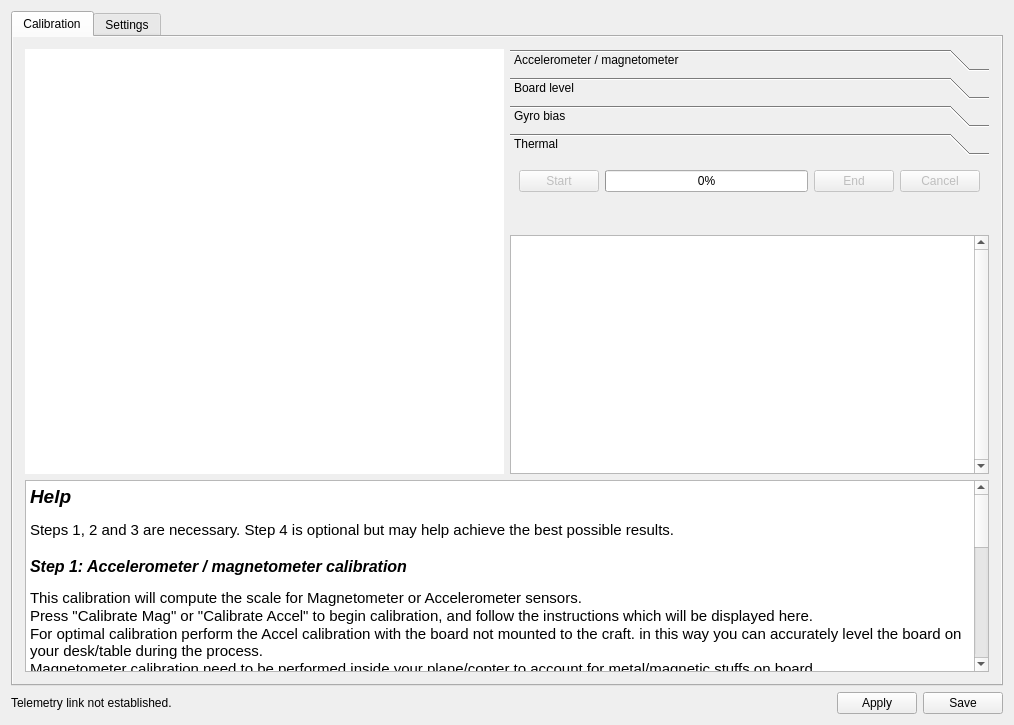
The window that ground/openpilotgcs/src/plugins/config/revosensors.ui (openpilot/OpenPilot) describes before a commit, drawn with Qt 5.
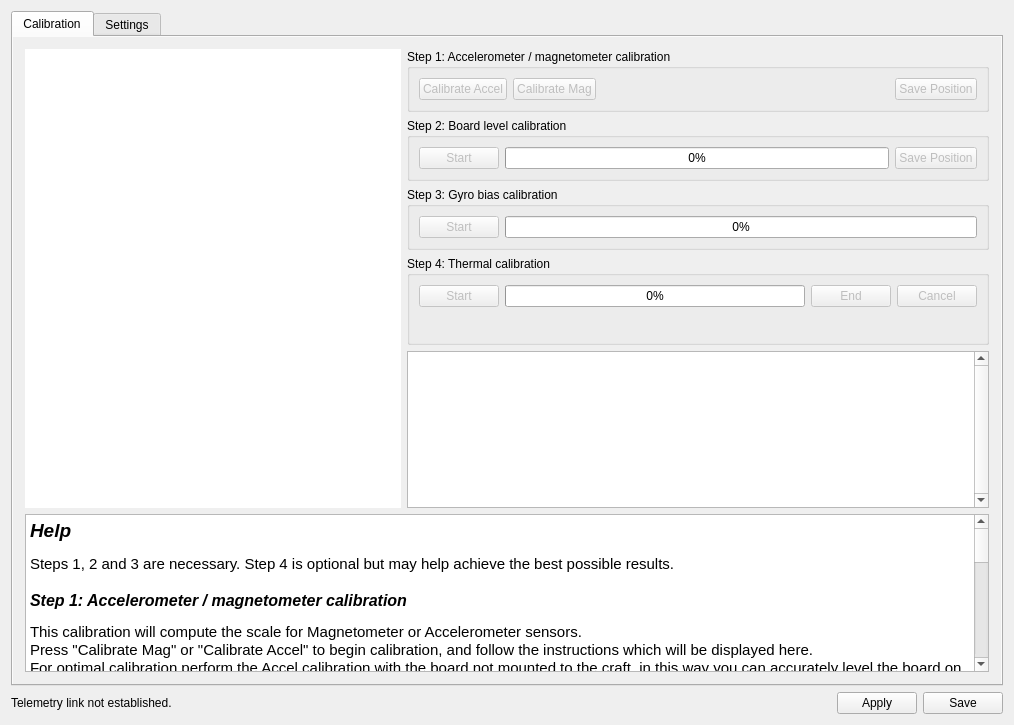
The same window after the commit. Icons and pictures are not drawn.

Commit message: OP-1351 reverted use of QToolbox + tried to better handle resizing of visual help

Patch:
```diff
--- a/ground/openpilotgcs/src/plugins/config/revosensors.ui
+++ b/ground/openpilotgcs/src/plugins/config/revosensors.ui
@@ -47,16 +47,25 @@
        </property>
        <item>
         <layout class="QHBoxLayout" name="horizontalLayout">
+         <property name="spacing">
+          <number>6</number>
+         </property>
          <property name="leftMargin">
           <number>0</number>
          </property>
          <property name="topMargin">
           <number>0</number>
          </property>
+         <property name="rightMargin">
+          <number>0</number>
+         </property>
+         <property name="bottomMargin">
+          <number>0</number>
+         </property>
          <item>
           <widget class="QGraphicsView" name="calibrationVisualHelp">
            <property name="sizePolicy">
-            <sizepolicy hsizetype="MinimumExpanding" vsizetype="Preferred">
+            <sizepolicy hsizetype="MinimumExpanding" vsizetype="MinimumExpanding">
              <horstretch>0</horstretch>
              <verstretch>0</verstretch>
             </sizepolicy>
@@ -74,7 +83,7 @@
             <enum>Qt::ScrollBarAlwaysOff</enum>
            </property>
            <property name="sizeAdjustPolicy">
-            <enum>QAbstractScrollArea::AdjustIgnored</enum>
+            <enum>QAbstractScrollArea::AdjustToContents</enum>
            </property>
            <property name="interactive">
             <bool>false</bool>
@@ -83,50 +92,32 @@
          </item>
          <item>
           <layout class="QVBoxLayout" name="verticalLayout_2">
-           <item>
-            <widget class="QToolBox" name="toolBox">
-             <property name="sizePolicy">
-              <sizepolicy hsizetype="Preferred" vsizetype="Fixed">
-               <horstretch>0</horstretch>
-               <verstretch>0</verstretch>
-              </sizepolicy>
-             </property>
-             <property name="currentIndex">
-              <number>3</number>
-             </property>
-             <property name="tabSpacing">
+           <property name="spacing">
               <number>6</number>
              </property>
-             <widget class="QWidget" name="page">
-              <property name="geometry">
-               <rect>
-                <x>0</x>
-                <y>0</y>
-                <width>691</width>
-                <height>41</height>
-               </rect>
-              </property>
-              <property name="sizePolicy">
-               <sizepolicy hsizetype="Preferred" vsizetype="Fixed">
-                <horstretch>0</horstretch>
-                <verstretch>0</verstretch>
-               </sizepolicy>
-              </property>
-              <attribute name="label">
-               <string>Accelerometer / magnetometer</string>
-              </attribute>
-              <layout class="QHBoxLayout" name="horizontalLayout_6">
+           <property name="leftMargin">
+            <number>0</number>
+           </property>
+           <property name="topMargin">
+            <number>0</number>
+           </property>
+           <property name="rightMargin">
+            <number>0</number>
+           </property>
+           <property name="bottomMargin">
+            <number>0</number>
+           </property>
+           <item>
+            <widget class="QGroupBox" name="step1GroupBox">
+             <property name="title">
+              <string>Step 1: Accelerometer / magnetometer calibration</string>
+             </property>
+             <layout class="QHBoxLayout" name="horizontalLayout_4">
                <item>
                 <widget class="QPushButton" name="sixPointsStartAccel">
                  <property name="enabled">
                   <bool>false</bool>
                  </property>
-                 <property name="sizePolicy">
-                  <sizepolicy hsizetype="Preferred" vsizetype="Preferred">
-                   <horstretch>0</horstretch>
-                   <verstretch>0</verstretch>
-                  </sizepolicy>
-                 </property>
                  <property name="toolTip">
                   <string>Launch accelerometer range and bias calibration.</string>
                  </property>
@@ -140,12 +131,6 @@
                  <property name="enabled">
                   <bool>false</bool>
                  </property>
-                 <property name="sizePolicy">
-                  <sizepolicy hsizetype="Preferred" vsizetype="Preferred">
-                   <horstretch>0</horstretch>
-                   <verstretch>0</verstretch>
-                  </sizepolicy>
-                 </property>
                  <property name="toolTip">
                   <string>Launch magnetometer range and bias calibration.</string>
                  </property>
@@ -172,12 +157,6 @@
                  <property name="enabled">
                   <bool>false</bool>
                  </property>
-                 <property name="sizePolicy">
-                  <sizepolicy hsizetype="Preferred" vsizetype="Preferred">
-                   <horstretch>0</horstretch>
-                   <verstretch>0</verstretch>
-                  </sizepolicy>
-                 </property>
                  <property name="toolTip">
                   <string>Save settings (only enabled when calibration is running)</string>
                  </property>
@@ -188,36 +167,18 @@
                </item>
               </layout>
              </widget>
-             <widget class="QWidget" name="page_2">
-              <property name="geometry">
-               <rect>
-                <x>0</x>
-                <y>0</y>
-                <width>691</width>
-                <height>41</height>
-               </rect>
-              </property>
-              <property name="sizePolicy">
-               <sizepolicy hsizetype="Preferred" vsizetype="Fixed">
-                <horstretch>0</horstretch>
-                <verstretch>0</verstretch>
-               </sizepolicy>
-              </property>
-              <attribute name="label">
-               <string>Board level</string>
-              </attribute>
-              <layout class="QHBoxLayout" name="horizontalLayout_5">
+           </item>
+           <item>
+            <widget class="QGroupBox" name="step2GroupBox">
+             <property name="title">
+              <string>Step 2: Board level calibration</string>
+             </property>
+             <layout class="QHBoxLayout">
                <item>
                 <widget class="QPushButton" name="boardLevelStart">
                  <property name="enabled">
                   <bool>false</bool>
                  </property>
-                 <property name="sizePolicy">
-                  <sizepolicy hsizetype="Preferred" vsizetype="Preferred">
-                   <horstretch>0</horstretch>
-                   <verstretch>0</verstretch>
-                  </sizepolicy>
-                 </property>
                  <property name="text">
                   <string>Start</string>
                  </property>
@@ -225,12 +186,6 @@
                </item>
                <item>
                 <widget class="QProgressBar" name="boardLevelProgress">
-                 <property name="sizePolicy">
-                  <sizepolicy hsizetype="Expanding" vsizetype="Preferred">
-                   <horstretch>0</horstretch>
-                   <verstretch>0</verstretch>
-                  </sizepolicy>
-                 </property>
                  <property name="value">
                   <number>0</number>
                  </property>
@@ -244,12 +199,6 @@
                  <property name="enabled">
                   <bool>false</bool>
                  </property>
-                 <property name="sizePolicy">
-                  <sizepolicy hsizetype="Preferred" vsizetype="Preferred">
-                   <horstretch>0</horstretch>
-                   <verstretch>0</verstretch>
-                  </sizepolicy>
-                 </property>
                  <property name="text">
                   <string>Save Position</string>
                  </property>
@@ -257,32 +206,20 @@
                </item>
               </layout>
              </widget>
-             <widget class="QWidget" name="page_3">
-              <property name="geometry">
-               <rect>
-                <x>0</x>
-                <y>0</y>
-                <width>691</width>
-                <height>41</height>
-               </rect>
-              </property>
-              <property name="sizePolicy">
-               <sizepolicy hsizetype="Preferred" vsizetype="Fixed">
-                <horstretch>0</horstretch>
-                <verstretch>0</verstretch>
-               </sizepolicy>
-              </property>
-              <attribute name="label">
-               <string>Gyro bias</string>
-              </attribute>
-              <layout class="QHBoxLayout" name="horizontalLayout_3">
+           </item>
+           <item>
+            <widget class="QGroupBox" name="step3GroupBox">
+             <property name="title">
+              <string>Step 3: Gyro bias calibration</string>
+             </property>
+             <layout class="QHBoxLayout">
                <item>
                 <widget class="QPushButton" name="gyroBiasStart">
                  <property name="enabled">
                   <bool>false</bool>
                  </property>
                  <property name="sizePolicy">
-                  <sizepolicy hsizetype="Preferred" vsizetype="Preferred">
+                 <sizepolicy hsizetype="Minimum" vsizetype="Fixed">
                    <horstretch>0</horstretch>
                    <verstretch>0</verstretch>
                   </sizepolicy>
@@ -294,12 +231,6 @@
                </item>
                <item>
                 <widget class="QProgressBar" name="gyroBiasProgress">
-                 <property name="sizePolicy">
-                  <sizepolicy hsizetype="Expanding" vsizetype="Preferred">
-                   <horstretch>0</horstretch>
-                   <verstretch>0</verstretch>
-                  </sizepolicy>
-                 </property>
                  <property name="minimumSize">
                   <size>
                    <width>300</width>
@@ -322,25 +253,13 @@
                </item>
               </layout>
              </widget>
-             <widget class="QWidget" name="page_4">
-              <property name="geometry">
-               <rect>
-                <x>0</x>
-                <y>0</y>
-                <width>477</width>
-                <height>71</height>
-               </rect>
-              </property>
-              <property name="sizePolicy">
-               <sizepolicy hsizetype="Preferred" vsizetype="Fixed">
-                <horstretch>0</horstretch>
-                <verstretch>0</verstretch>
-               </sizepolicy>
-              </property>
-              <attribute name="label">
-               <string>Thermal</string>
-              </attribute>
-              <layout class="QVBoxLayout" name="verticalLayout_5">
+           </item>
+           <item>
+            <widget class="QGroupBox" name="step4GroupBox">
+             <property name="title">
+              <string>Step 4: Thermal calibration</string>
+             </property>
+             <layout class="QVBoxLayout">
                <item>
                 <layout class="QHBoxLayout" name="horizontalLayout_thermalbias2">
                  <item>
@@ -348,12 +267,6 @@
                    <property name="enabled">
                     <bool>false</bool>
                    </property>
-                   <property name="sizePolicy">
-                    <sizepolicy hsizetype="Preferred" vsizetype="Preferred">
-                     <horstretch>0</horstretch>
-                     <verstretch>0</verstretch>
-                    </sizepolicy>
-                   </property>
                    <property name="text">
                     <string>Start</string>
                    </property>
@@ -361,15 +274,9 @@
                  </item>
                  <item>
                   <widget class="QProgressBar" name="thermalBiasProgress">
-                   <property name="sizePolicy">
-                    <sizepolicy hsizetype="Expanding" vsizetype="Preferred">
-                     <horstretch>0</horstretch>
-                     <verstretch>0</verstretch>
-                    </sizepolicy>
-                   </property>
                    <property name="minimumSize">
                     <size>
-                     <width>0</width>
+                    <width>300</width>
                      <height>0</height>
                     </size>
                    </property>
@@ -392,12 +299,6 @@
                    <property name="enabled">
                     <bool>false</bool>
                    </property>
-                   <property name="sizePolicy">
-                    <sizepolicy hsizetype="Preferred" vsizetype="Preferred">
-                     <horstretch>0</horstretch>
-                     <verstretch>0</verstretch>
-                    </sizepolicy>
-                   </property>
                    <property name="text">
                     <string>End</string>
                    </property>
@@ -408,12 +309,6 @@
                    <property name="enabled">
                     <bool>false</bool>
                    </property>
-                   <property name="sizePolicy">
-                    <sizepolicy hsizetype="Preferred" vsizetype="Preferred">
-                     <horstretch>0</horstretch>
-                     <verstretch>0</verstretch>
-                    </sizepolicy>
-                   </property>
                    <property name="text">
                     <string>Cancel</string>
                    </property>
@@ -435,7 +330,7 @@
                  <item>
                   <widget class="QLabel" name="temperatureLabel">
                    <property name="sizePolicy">
-                    <sizepolicy hsizetype="Preferred" vsizetype="Preferred">
+                   <sizepolicy hsizetype="Maximum" vsizetype="Preferred">
                      <horstretch>0</horstretch>
                      <verstretch>0</verstretch>
                     </sizepolicy>
@@ -481,12 +376,11 @@
                </item>
               </layout>
              </widget>
-            </widget>
            </item>
            <item>
             <widget class="QTextEdit" name="calibrationInstructions">
              <property name="sizePolicy">
-              <sizepolicy hsizetype="Preferred" vsizetype="MinimumExpanding">
+              <sizepolicy hsizetype="Preferred" vsizetype="Preferred">
                <horstretch>0</horstretch>
                <verstretch>0</verstretch>
               </sizepolicy>
@@ -511,7 +405,7 @@
               <enum>Qt::ScrollBarAlwaysOff</enum>
              </property>
              <property name="sizeAdjustPolicy">
-              <enum>QAbstractScrollArea::AdjustToContents</enum>
+              <enum>QAbstractScrollArea::AdjustIgnored</enum>
              </property>
              <property name="html">
               <string>&lt;!DOCTYPE HTML PUBLIC &quot;-//W3C//DTD HTML 4.0//EN&quot; &quot;http://www.w3.org/TR/REC-html40/strict.dtd&quot;&gt;
@@ -531,12 +425,6 @@
        </item>
        <item>
         <widget class="QTextEdit" name="textEdit">
-         <property name="sizePolicy">
-          <sizepolicy hsizetype="Expanding" vsizetype="Preferred">
-           <horstretch>0</horstretch>
-           <verstretch>0</verstretch>
-          </sizepolicy>
-         </property>
          <property name="toolTip">
           <string>Calibration instructions</string>
          </property>
```
Left out of the diff: 2 changed lines with no effect on the pictures. Lines whose indentation alone changed are shown as unchanged. The commit also changes 1 other file.
